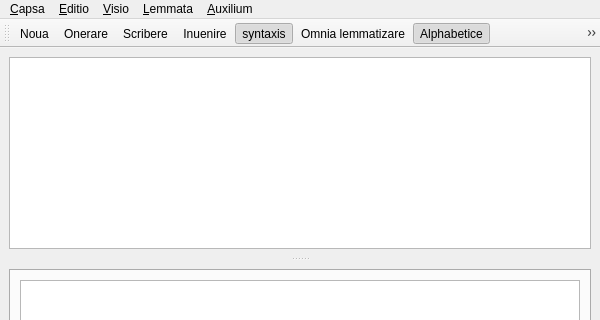
Old version of the form src/collatinus.ui in the repository Carreau/Collatinus; both pictures show x 0 to 600 and y 0 to 320 of the 600 by 566 pixel window.
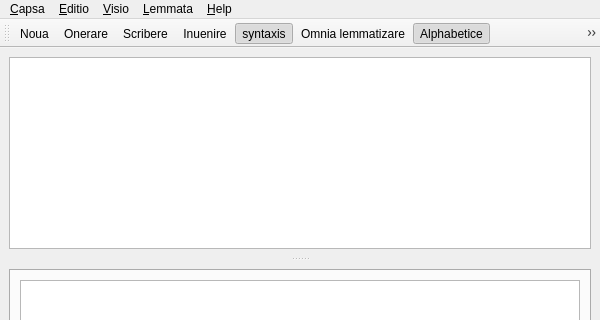
New version of the form. Icons and pictures are not drawn.

What changed in the file:
```diff
--- a/src/collatinus.ui
+++ b/src/collatinus.ui
@@ -194,7 +194,7 @@
    </property>
    <widget class="QMenu" name="menu_Auxilium">
     <property name="title">
-     <string>&amp;Auxilium</string>
+     <string>&amp;Help</string>
     </property>
     <addaction name="actionAuxilium"/>
     <addaction name="separator"/>
```
